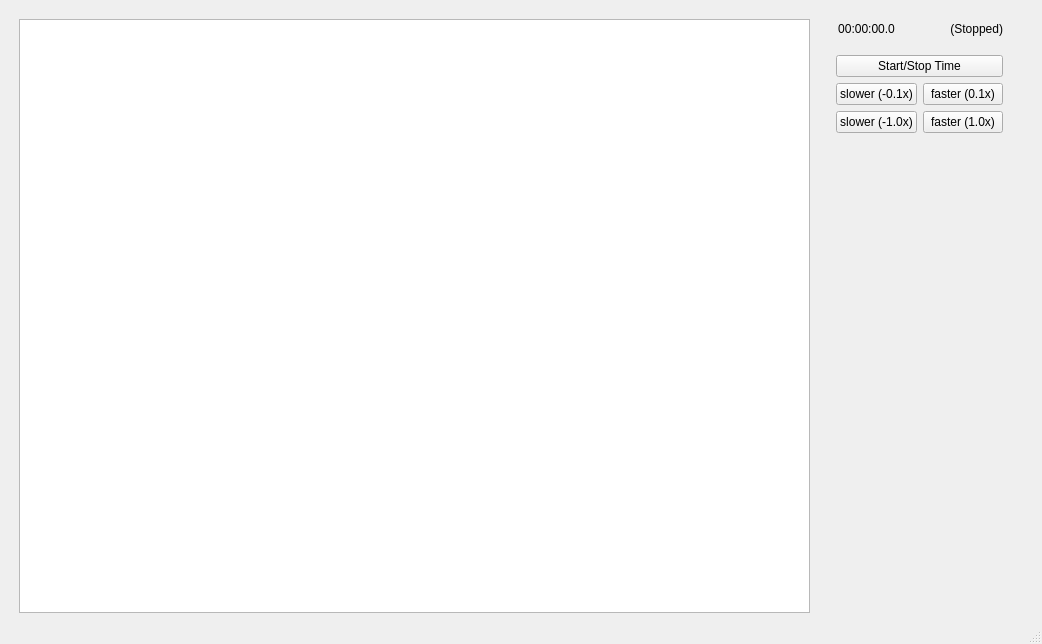
This is mainwindow.ui in petrmiculek/icp_project as Qt 5 draws it before an edit. The edited form follows.
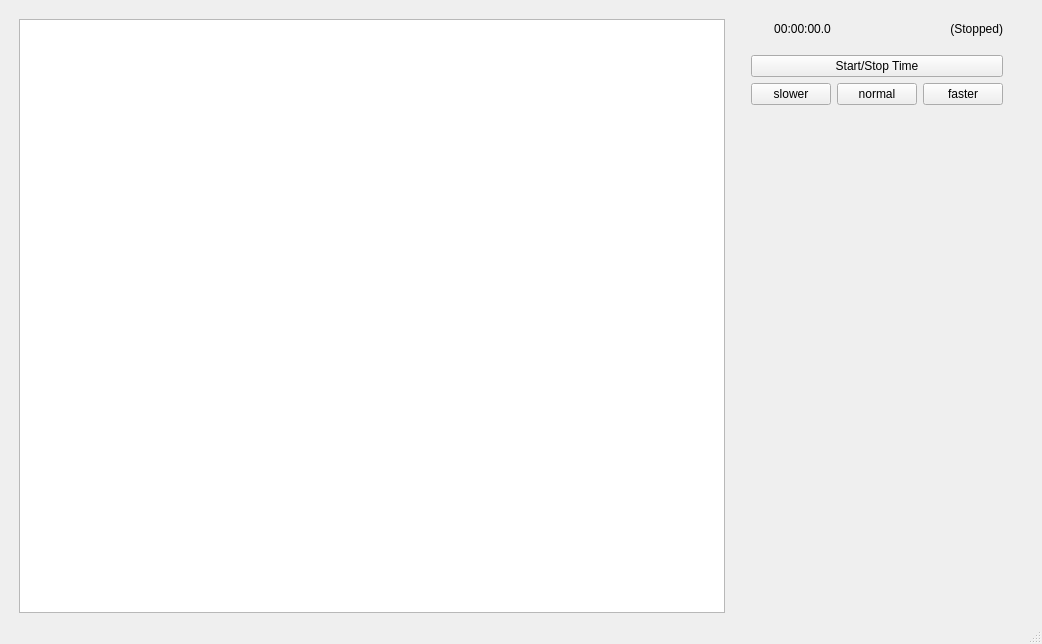
This is the edited form.

Commit message:
Rework timer UI
Enable auto increment by holding timer modifying buttons.

Minor bug fixes.

```diff
--- a/mainwindow.ui
+++ b/mainwindow.ui
@@ -127,32 +127,27 @@
               <item>
                <widget class="QPushButton" name="slowerBtn">
                 <property name="text">
-                 <string>slower (-0.1x)</string>
+                 <string>slower</string>
+                </property>
+               </widget>
+              </item>
+              <item>
+               <widget class="QPushButton" name="normalBtn">
+                <property name="sizePolicy">
+                 <sizepolicy hsizetype="Minimum" vsizetype="Fixed">
+                  <horstretch>0</horstretch>
+                  <verstretch>0</verstretch>
+                 </sizepolicy>
+                </property>
+                <property name="text">
+                 <string>normal</string>
                 </property>
                </widget>
               </item>
               <item>
                <widget class="QPushButton" name="fasterBtn">
                 <property name="text">
-                 <string>faster (0.1x)</string>
-                </property>
-               </widget>
-              </item>
-             </layout>
-            </item>
-            <item>
-             <layout class="QHBoxLayout" name="horizontalLayout_6">
-              <item>
-               <widget class="QPushButton" name="lotslowerBtn">
-                <property name="text">
-                 <string>slower (-1.0x)</string>
-                </property>
-               </widget>
-              </item>
-              <item>
-               <widget class="QPushButton" name="lotfasterBtn">
-                <property name="text">
-                 <string>faster (1.0x)</string>
+                 <string>faster</string>
                 </property>
                </widget>
               </item>
```
The commit also changes 3 other files.
